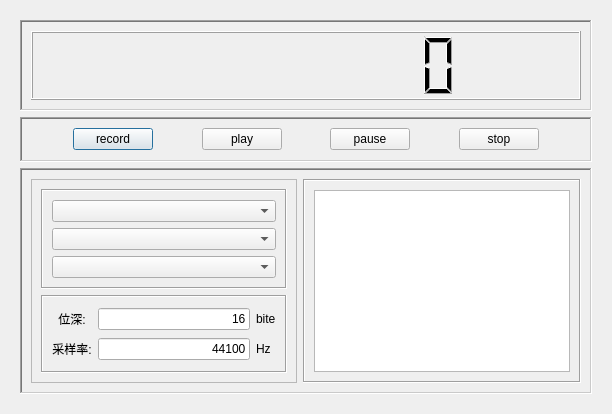
This is dialog.ui in Guuugao/AudioPlayer as Qt 5 draws it before an edit. The edited form follows.
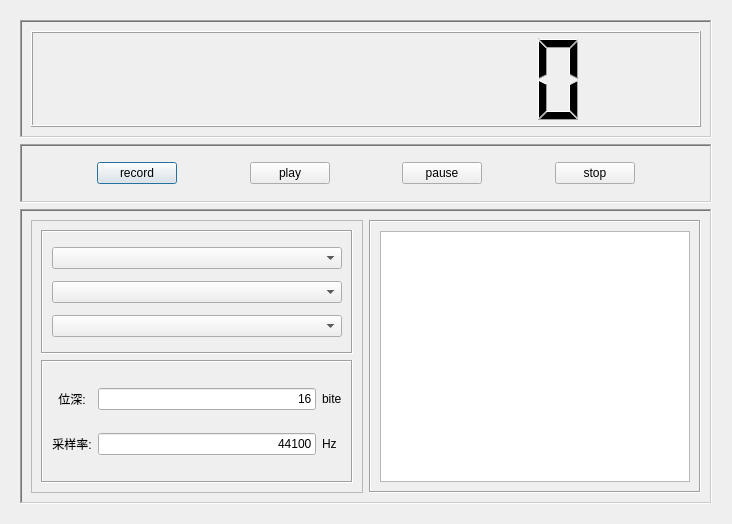
This is the edited form.

Patch:
```diff
--- a/dialog.ui
+++ b/dialog.ui
@@ -6,8 +6,8 @@
    <rect>
     <x>0</x>
     <y>0</y>
-    <width>612</width>
-    <height>414</height>
+    <width>732</width>
+    <height>524</height>
    </rect>
   </property>
   <property name="windowTitle">
```
